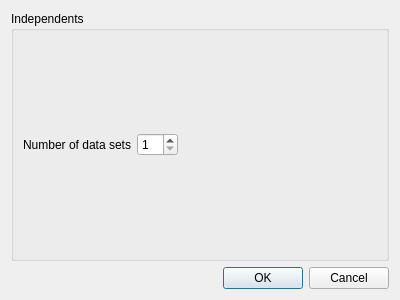
Above: Resources/UI/create_data_dialog.ui from ubenu/Blits before the change. Below: the same form after it.
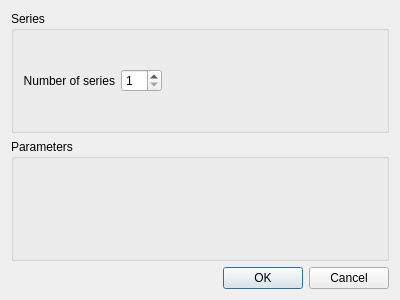
That is the form after the change.

Commit message: Working on creating data (dialog to set independent and param values)

The edit to the form file:
```diff
--- a/Resources/UI/create_data_dialog.ui
+++ b/Resources/UI/create_data_dialog.ui
@@ -15,12 +15,12 @@
   </property>
   <layout class="QVBoxLayout" name="verticalLayout">
    <item>
-    <widget class="QGroupBox" name="groupBox">
+    <widget class="QGroupBox" name="grp_n_series">
      <property name="title">
-      <string>Independents</string>
+      <string>Series</string>
      </property>
      <layout class="QGridLayout" name="gridLayout">
-      <item row="0" column="2">
+      <item row="2" column="2">
        <spacer name="horizontalSpacer">
         <property name="orientation">
          <enum>Qt::Horizontal</enum>
@@ -33,7 +33,7 @@
         </property>
        </spacer>
       </item>
-      <item row="0" column="1">
+      <item row="2" column="1">
        <widget class="QSpinBox" name="spn_number_of_data_sets">
         <property name="minimum">
          <number>1</number>
@@ -46,10 +46,10 @@
         </property>
        </widget>
       </item>
-      <item row="0" column="0">
+      <item row="2" column="0">
        <widget class="QLabel" name="label">
         <property name="text">
-         <string>Number of data sets</string>
+         <string>Number of series</string>
         </property>
         <property name="alignment">
          <set>Qt::AlignRight|Qt::AlignTrailing|Qt::AlignVCenter</set>
@@ -59,6 +59,13 @@
      </layout>
     </widget>
    </item>
+   <item>
+    <widget class="QGroupBox" name="groupBox">
+     <property name="title">
+      <string>Parameters</string>
+     </property>
+    </widget>
+   </item>
    <item>
     <widget class="QDialogButtonBox" name="buttonBox">
      <property name="orientation">
```
The commit also changes 7 other files.
